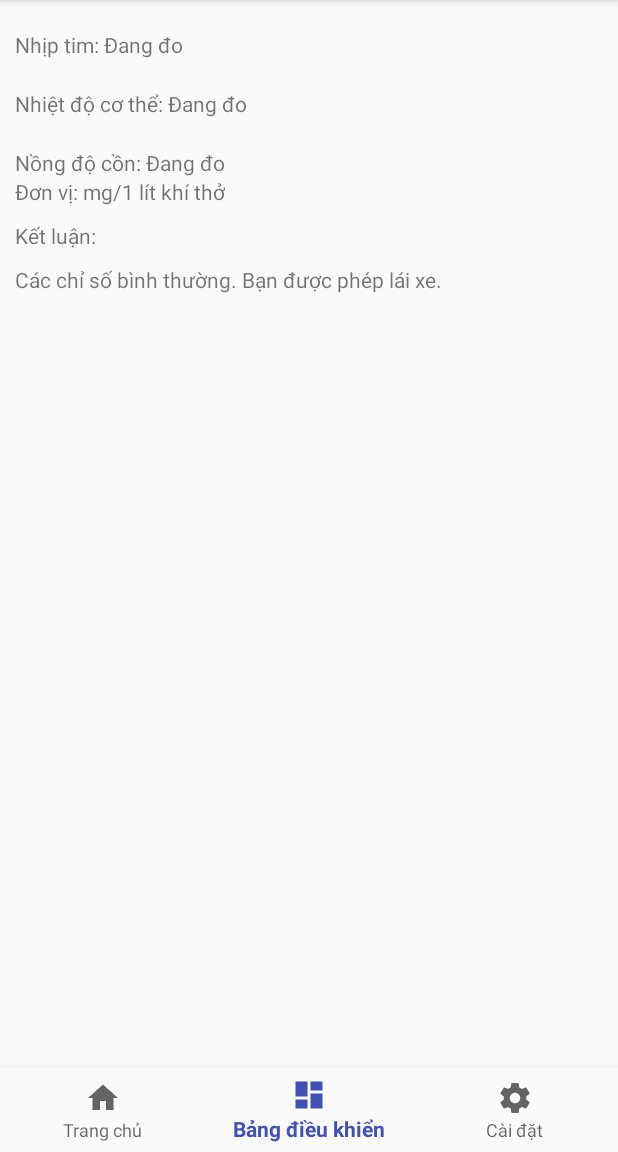
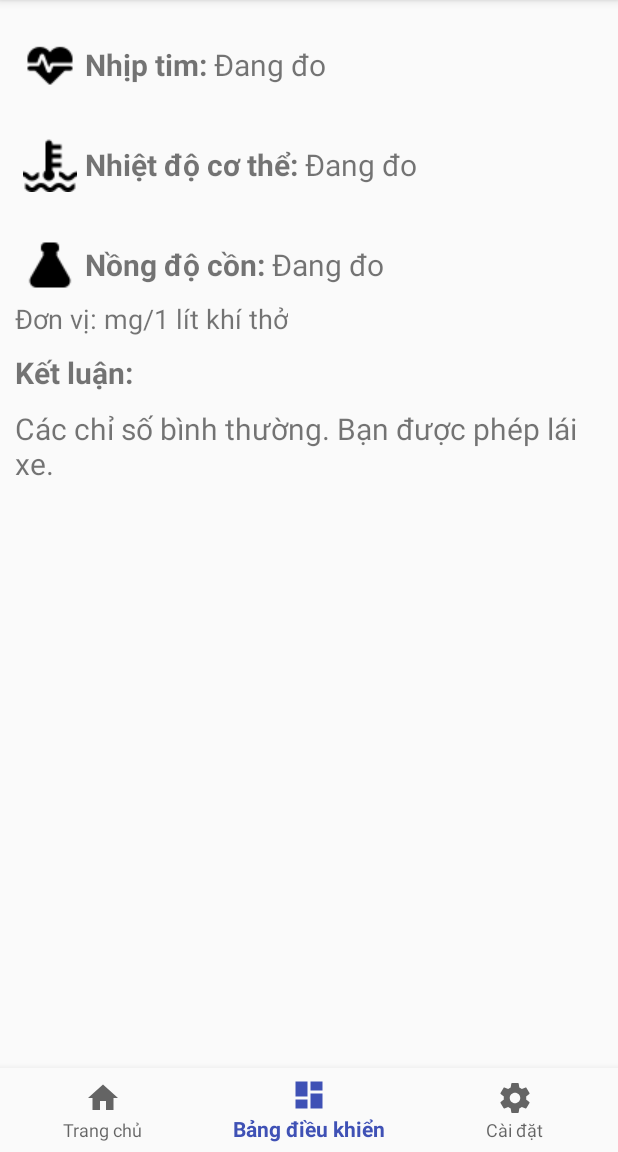
Before and after one commit to quanghd96/SmartCar, an Android app: the screen it shows after launch (MainActivity), item 2 of the bottom bar chosen, on a phone screen of 412 x 824 dp, the part 84-1236 px from its top. Run offline under Robolectric (Android 15) with nearby library versions, the phone set to English and light mode, and no system bars; our stand-ins replace Firebase (no records; nobody signed in at launch, a user with empty details on screens opened directly); 3 statements that could not run were skipped.

Commit message:
Cập nhật icon

```diff
--- a/app/src/main/AndroidManifest.xml
+++ b/app/src/main/AndroidManifest.xml
@@ -15,10 +15,9 @@
 
     <application
         android:allowBackup="true"
-        android:icon="@mipmap/ic_launcher"
+        android:icon="@drawable/icon"
         android:label="@string/app_name"
         android:largeHeap="true"
-        android:roundIcon="@mipmap/ic_launcher_round"
         android:supportsRtl="true"
         android:theme="@style/AppTheme">
         <activity
--- a/app/src/main/res/layout/fragment_dash_board.xml
+++ b/app/src/main/res/layout/fragment_dash_board.xml
@@ -13,16 +13,28 @@
         android:layout_marginTop="10dp"
         android:orientation="horizontal">
 
-        <TextView
+        <ImageView
             android:layout_width="wrap_content"
             android:layout_height="wrap_content"
-            android:text="Nhịp tim: " />
+            android:padding="5dp"
+            android:src="@drawable/ic_heart_beat" />
+
+        <TextView
+            android:id="@+id/textView"
+            android:layout_width="wrap_content"
+            android:layout_height="wrap_content"
+            android:layout_gravity="center"
+            android:text="Nhịp tim: "
+            android:textSize="20sp"
+            android:textStyle="bold" />
 
         <TextView
             android:id="@+id/textViewHeartBeat"
             android:layout_width="wrap_content"
             android:layout_height="wrap_content"
-            android:text="70" />
+            android:layout_gravity="center"
+            android:text="70"
+            android:textSize="20sp" />
     </LinearLayout>
 
     <LinearLayout
@@ -32,16 +44,27 @@
         android:layout_marginTop="10dp"
         android:orientation="horizontal">
 
+        <ImageView
+            android:layout_width="wrap_content"
+            android:layout_height="wrap_content"
+            android:padding="5dp"
+            android:src="@drawable/ic_temperature" />
+
         <TextView
             android:layout_width="wrap_content"
             android:layout_height="wrap_content"
-            android:text="Nhiệt độ cơ thể: " />
+            android:layout_gravity="center"
+            android:text="Nhiệt độ cơ thể: "
+            android:textSize="20sp"
+            android:textStyle="bold" />
 
         <TextView
             android:id="@+id/textViewTemperature"
             android:layout_width="wrap_content"
             android:layout_height="wrap_content"
-            android:text="37" />
+            android:layout_gravity="center"
+            android:text="37"
+            android:textSize="20sp" />
     </LinearLayout>
 
 
@@ -51,33 +74,48 @@
         android:layout_marginTop="10dp"
         android:orientation="horizontal">
 
+        <ImageView
+            android:layout_width="wrap_content"
+            android:layout_height="wrap_content"
+            android:padding="5dp"
+            android:src="@drawable/ic_alcohol" />
+
         <TextView
             android:layout_width="wrap_content"
             android:layout_height="wrap_content"
-            android:text="Nồng độ cồn: " />
+            android:layout_gravity="center"
+            android:text="Nồng độ cồn: "
+            android:textSize="20sp"
+            android:textStyle="bold" />
 
         <TextView
             android:id="@+id/textViewAlcoholConcentration"
             android:layout_width="wrap_content"
             android:layout_height="wrap_content"
-            android:text="0.25" />
+            android:layout_gravity="center"
+            android:text="0.25"
+            android:textSize="20sp" />
     </LinearLayout>
 
     <TextView
         android:layout_width="wrap_content"
         android:layout_height="wrap_content"
-        android:text="Đơn vị: mg/1 lít khí thở" />
+        android:text="Đơn vị: mg/1 lít khí thở"
+        android:textSize="18sp" />
 
     <TextView
         android:layout_width="wrap_content"
         android:layout_height="wrap_content"
         android:layout_marginBottom="10dp"
         android:layout_marginTop="10dp"
-        android:text="Kết luận:" />
+        android:text="Kết luận:"
+        android:textSize="20sp"
+        android:textStyle="bold" />
 
     <TextView
         android:id="@+id/textViewConclude"
         android:layout_width="wrap_content"
         android:layout_height="wrap_content"
-        android:text="Các chỉ số bình thường. Bạn được phép lái xe." />
+        android:text="Các chỉ số bình thường. Bạn được phép lái xe."
+        android:textSize="20sp" />
 </LinearLayout>
```
Also changed, not shown: app/src/main/res/drawable/ic_alcohol.png (added), app/src/main/res/drawable/ic_heart_beat.png (added), app/src/main/res/drawable/ic_temperature.png (added), app/src/main/res/drawable/icon.png (added), app/src/main/res/mipmap-hdpi/ic_launcher.png (deleted), app/src/main/res/mipmap-hdpi/ic_launcher_round.png (deleted), app/src/main/res/mipmap-mdpi/ic_launcher.png (deleted), app/src/main/res/mipmap-mdpi/ic_launcher_round.png (deleted), app/src/main/res/mipmap-xhdpi/ic_launcher.png (deleted), app/src/main/res/mipmap-xhdpi/ic_launcher_round.png (deleted), app/src/main/res/mipmap-xxhdpi/ic_launcher.png (deleted), app/src/main/res/mipmap-xxhdpi/ic_launcher_round.png (deleted), app/src/main/res/mipmap-xxxhdpi/ic_launcher.png (deleted), app/src/main/res/mipmap-xxxhdpi/ic_launcher_round.png (deleted).
